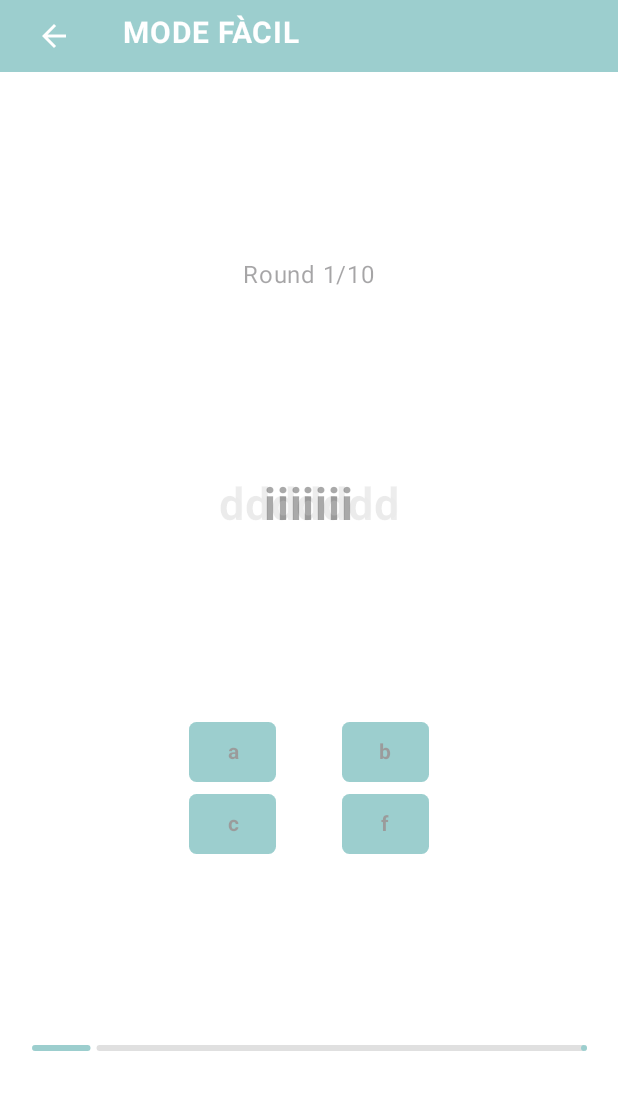
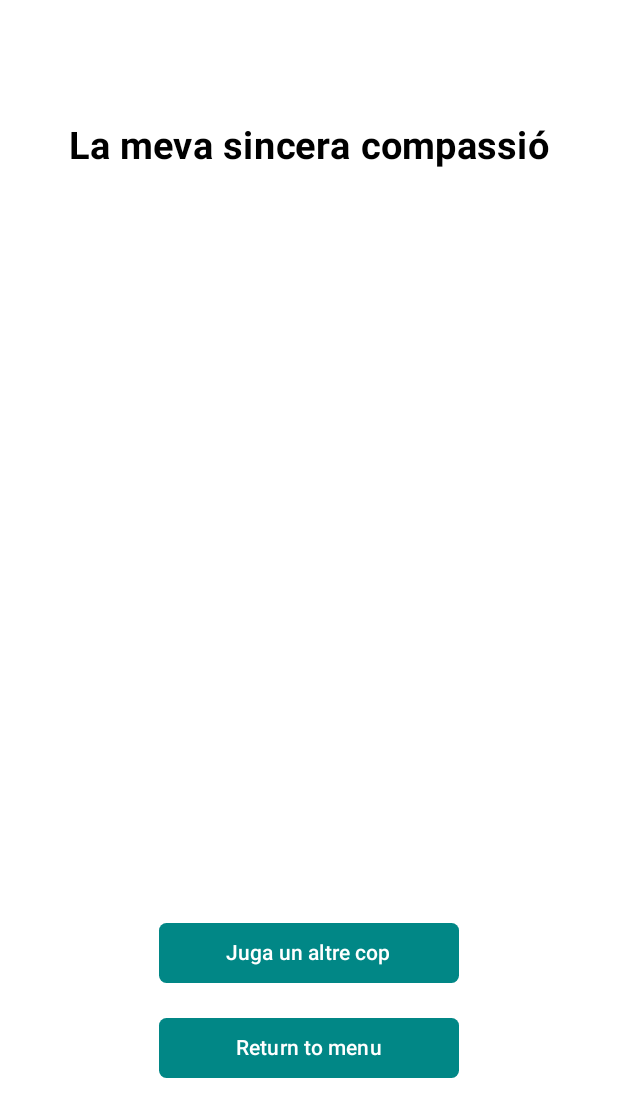
Before and after one commit to SeanITB/TrivialApp, an Android app built with Jetpack Compose: the screen it shows after launch (MainActivity), on a phone screen of 412 x 824 dp. Shown: the top 1117 px of the screen. Run offline under Robolectric (Android 15) with nearby library versions, the phone set to English and light mode, and no system bars; our stand-ins replace constraintlayout-compose.

Commit message:
resultGame

```diff
--- a/app/src/main/java/com/example/trivialapp/MainActivity.kt
+++ b/app/src/main/java/com/example/trivialapp/MainActivity.kt
@@ -28,7 +28,7 @@ class MainActivity : ComponentActivity() {
                     val navigationController = rememberNavController()
                     NavHost(
                         navController = navigationController,
-                        startDestination = Routes.GameScreen.route
+                        startDestination = Routes.ResultScreen.route
                     ) {
                         composable(Routes.LunchScreen.route) { LunchScreen(navigationController) }
                         composable(Routes.MenuScreen.route) { MenuScreen(navigationController) }
@@ -53,9 +53,11 @@ class MainActivity : ComponentActivity() {
                                     { defaultValue = "Fàcil" })
                             )
                         ) { backStackEntry ->
-                            GameScreen(
+                            ResultScreen(
                                 navigationController,
-                                backStackEntry.arguments?.getString("dificultad")
+                                backStackEntry.arguments?.getString("dificultad"),
+                                backStackEntry.arguments?.getInt("numIntents") ?: 0,
+                                backStackEntry.arguments?.getBoolean("enhorabona") ?: true,
                             )
                         }
                     }
--- a/app/src/main/java/com/example/trivialapp/Routs.kt
+++ b/app/src/main/java/com/example/trivialapp/Routs.kt
@@ -11,7 +11,7 @@ sealed class Routes(val route: String) {
     object GameScreen:Routes("gameScreen?{dificultad}"){
         fun createRouteToGame(dificultad: String?) = "gameScreen?$dificultad"
     }
-    object ResultScreen:Routes("resultScreen?{dificultad}/{enhorabona}"){
-        fun createRouteToResult(dificultad: String?, enhorabona: Boolean) = "resultScreen?$dificultad/$enhorabona"
+    object ResultScreen:Routes("resultScreen?{dificultad}/{enhorabona}/{numInt}"){
+        fun createRouteToResult(dificultad: String?, enhorabona: Boolean, numInt: Int) = "resultScreen?$dificultad/$enhorabona/$numInt"
     }
 }
--- a/app/src/main/java/com/example/trivialapp/gameScreen.kt
+++ b/app/src/main/java/com/example/trivialapp/gameScreen.kt
@@ -200,12 +200,14 @@ fun GameScreen(navigationController: NavHostController, difficulty: String?) {
                 }
         )
     }
-    if (roundCount < 10)
+
+    if (roundCount < 10) {
         if (comprovar == true) {
-            if ()
             roundCount++
-            comprovar == false
+            comprovar = false
         }
-    else
-        navigationController.navigate(Routes.ResultScreen.createRouteToResult(dificultad = difficulty, enhorabona = congratulations))
+    } else
+        navigationController.navigate(Routes.ResultScreen.createRouteToResult(dificultad = difficulty, enhorabona = congratulations, numInt = numErrades))
+
+
 }
--- a/app/src/main/java/com/example/trivialapp/resultScreen.kt
+++ b/app/src/main/java/com/example/trivialapp/resultScreen.kt
@@ -1 +1,88 @@
 package com.example.trivialapp
+
+import androidx.compose.foundation.Image
+import androidx.compose.foundation.layout.Arrangement
+import androidx.compose.foundation.layout.Column
+import androidx.compose.foundation.layout.fillMaxSize
+import androidx.compose.foundation.layout.size
+import androidx.compose.foundation.layout.width
+import androidx.compose.foundation.shape.RoundedCornerShape
+import androidx.compose.material3.Button
+import androidx.compose.material3.ButtonDefaults
+import androidx.compose.material3.MaterialTheme
+import androidx.compose.material3.Text
+import androidx.compose.runtime.Composable
+import androidx.compose.runtime.getValue
+import androidx.compose.runtime.mutableStateOf
+import androidx.compose.runtime.remember
+import androidx.compose.ui.Alignment
+import androidx.compose.ui.Modifier
+import androidx.compose.ui.graphics.Color
+import androidx.compose.ui.graphics.painter.Painter
+import androidx.compose.ui.res.colorResource
+import androidx.compose.ui.res.painterResource
+import androidx.compose.ui.text.font.FontWeight
+import androidx.compose.ui.unit.dp
+import androidx.compose.ui.unit.sp
+import androidx.constraintlayout.compose.ConstraintLayout
+import androidx.navigation.NavHostController
+
+@Composable
+fun ResultScreen(navController: NavHostController, dificultad: String?, numInt: Int, enhorabona: Boolean/*, viewModel: MyViewModel*/){
+    val arrMsg by remember { mutableStateOf(arrayOf("", "")) }
+    if (enhorabona == true) {
+        arrMsg[0] = "Enhorabona!"
+        arrMsg[1] = "Has guanyat"
+    }
+    else {
+        arrMsg[0] = "La meva sincera compassió"
+        arrMsg[1] = "Has perdut"
+    }
+
+    ConstraintLayout(
+        modifier = Modifier.fillMaxSize()
+    ){
+        val (msgInicial, msgSecundari, msgPA, imgPenjat, msgErrades, botTJ, botMenu) = createRefs()
+        val topGuide = createGuidelineFromTop(0.1f)
+        val bottomGuide = createGuidelineFromBottom(0.2f)
+        Text(
+            text = arrMsg[0],
+            fontWeight = FontWeight.Bold,
+            fontSize = 25.sp,
+            color = MaterialTheme.colorScheme.primary,
+            modifier = Modifier.constrainAs(msgInicial) {
+                top.linkTo(topGuide)
+                start.linkTo(parent.start)
+                end.linkTo(parent.end)
+            }
+        )
+        Button(
+            onClick = { navController.navigate(Routes.GameScreen.route) },
+            shape = RoundedCornerShape(5.dp),
+            colors = ButtonDefaults.buttonColors(MaterialTheme.colorScheme.secondary),
+            modifier = Modifier
+                .width(200.dp)
+                .constrainAs(botTJ) {
+                    top.linkTo(msgPA.top)
+                    bottom.linkTo(bottomGuide)
+                    start.linkTo(parent.start)
+                    end.linkTo(parent.end)
+                }
+        ) {
+            Text(text = "Juga un altre cop")
+        }
+        Button(
+            onClick = { navController.navigate(Routes.MenuScreen.route) },
+            shape = RoundedCornerShape(5.dp),
+            colors = ButtonDefaults.buttonColors(MaterialTheme.colorScheme.secondary),
+            modifier = Modifier
+                .width(200.dp)
+                .constrainAs(botMenu) {
+                    top.linkTo(botTJ.bottom, margin = 15.dp)
+                    start.linkTo(botTJ.start)
+                }
+        ) {
+            Text(text = "Return to menu")
+        }
+    }
+}
```
